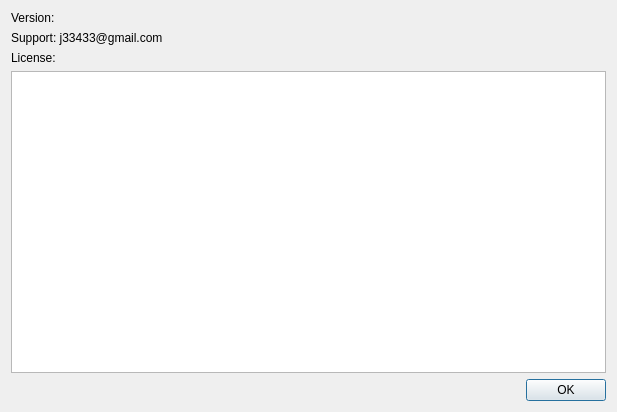
Above: source/ui/about.ui from j33433/MPowerTCX before the change. Below: the same form after it.
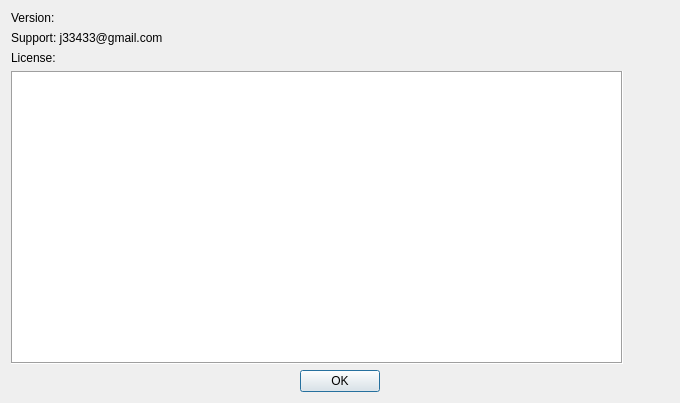
That is the form after the change. Icons and pictures are not drawn.

```diff
--- a/source/ui/about.ui
+++ b/source/ui/about.ui
@@ -6,38 +6,14 @@
    <rect>
     <x>0</x>
     <y>0</y>
-    <width>617</width>
-    <height>412</height>
+    <width>680</width>
+    <height>403</height>
    </rect>
   </property>
   <property name="windowTitle">
    <string>MPowerTCX: About</string>
   </property>
   <layout class="QGridLayout" name="gridLayout">
-   <item row="4" column="0">
-    <widget class="QDialogButtonBox" name="buttonBox">
-     <property name="orientation">
-      <enum>Qt::Horizontal</enum>
-     </property>
-     <property name="standardButtons">
-      <set>QDialogButtonBox::Ok</set>
-     </property>
-    </widget>
-   </item>
-   <item row="2" column="0">
-    <widget class="QLabel" name="labelLicense">
-     <property name="text">
-      <string>License:</string>
-     </property>
-    </widget>
-   </item>
-   <item row="3" column="0">
-    <widget class="QPlainTextEdit" name="licenseEdit">
-     <property name="readOnly">
-      <bool>true</bool>
-     </property>
-    </widget>
-   </item>
    <item row="0" column="0">
     <widget class="QLabel" name="labelVersion">
      <property name="text">
@@ -52,6 +28,69 @@
      </property>
     </widget>
    </item>
+   <item row="2" column="0">
+    <widget class="QLabel" name="labelLicense">
+     <property name="text">
+      <string>License:</string>
+     </property>
+    </widget>
+   </item>
+   <item row="3" column="1">
+    <widget class="QPushButton" name="pushButton">
+     <property name="text">
+      <string/>
+     </property>
+     <property name="icon">
+      <iconset resource="images.qrc">
+       <normaloff>:/icon/mpowertcx icon flat.png</normaloff>:/icon/mpowertcx icon flat.png</iconset>
+     </property>
+     <property name="iconSize">
+      <size>
+       <width>256</width>
+       <height>256</height>
+      </size>
+     </property>
+     <property name="flat">
+      <bool>true</bool>
+     </property>
+    </widget>
+   </item>
+   <item row="4" column="1">
+    <spacer name="verticalSpacer">
+     <property name="orientation">
+      <enum>Qt::Vertical</enum>
+     </property>
+     <property name="sizeHint" stdset="0">
+      <size>
+       <width>20</width>
+       <height>40</height>
+      </size>
+     </property>
+    </spacer>
+   </item>
+   <item row="3" column="0" rowspan="2">
+    <widget class="QPlainTextEdit" name="licenseEdit">
+     <property name="frameShape">
+      <enum>QFrame::Box</enum>
+     </property>
+     <property name="readOnly">
+      <bool>true</bool>
+     </property>
+    </widget>
+   </item>
+   <item row="5" column="0" colspan="2">
+    <widget class="QDialogButtonBox" name="buttonBox">
+     <property name="orientation">
+      <enum>Qt::Horizontal</enum>
+     </property>
+     <property name="standardButtons">
+      <set>QDialogButtonBox::Ok</set>
+     </property>
+     <property name="centerButtons">
+      <bool>true</bool>
+     </property>
+    </widget>
+   </item>
   </layout>
  </widget>
  <resources/>
```
Left out of the diff: 4 changed lines with no effect on the pictures.
